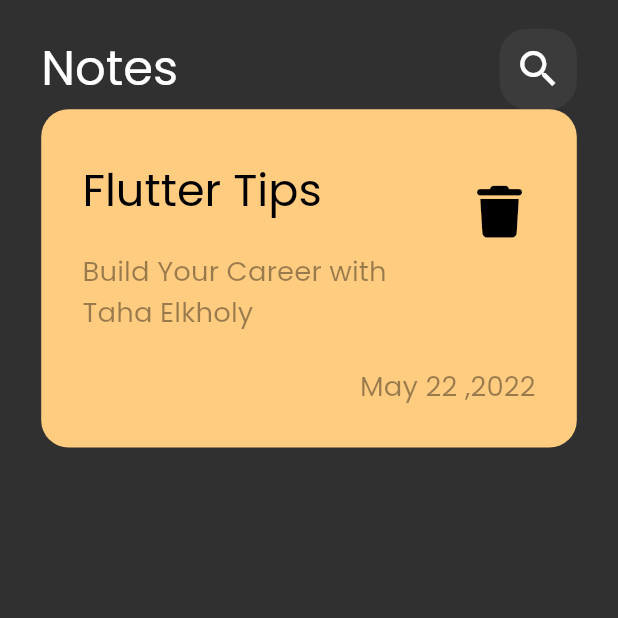
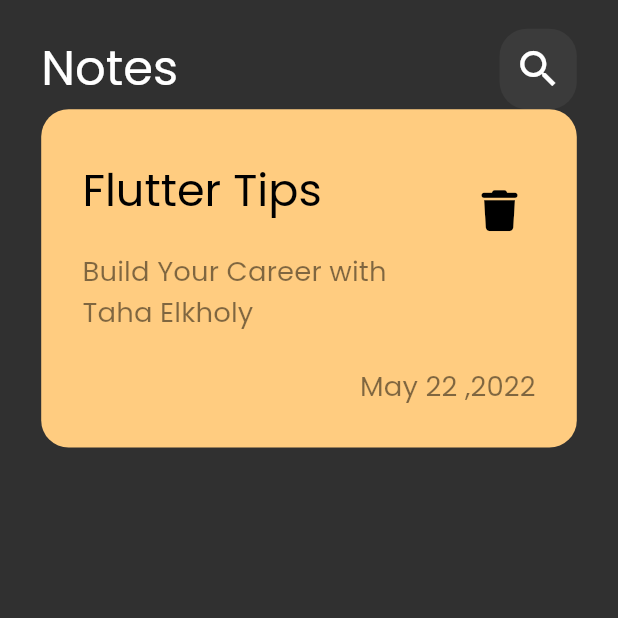
Before and after one commit to taha-elkholy/notes_app, a Flutter app: the screen it shows after launch, on a phone screen of 412 x 824 dp, the top half of it. Run offline on Flutter 3.47's test engine with Material 2 defaults, Android fonts, the phone set to English and light mode, and no system bars; our stand-ins replace flutter_screenutil, font_awesome_flutter.

Commit message:
formate note item

```diff
--- a/lib/views/widgets/note_item.dart
+++ b/lib/views/widgets/note_item.dart
@@ -38,7 +38,7 @@ class NoteItem extends StatelessWidget {
                   style: Theme.of(context)
                       .textTheme
                       .titleSmall
-                      ?.copyWith(color: Colors.black.withOpacity(0.4)),
+                      ?.copyWith(color: Colors.black.withOpacity(0.5),),
                 ),
               ),
               trailing: IconButton(
@@ -46,7 +46,7 @@ class NoteItem extends StatelessWidget {
                 icon: Icon(
                   FontAwesomeIcons.trash,
                   color: Colors.black,
-                  size: 30.sp,
+                  size: 24.sp,
                 ),
               ),
             ),
@@ -55,7 +55,7 @@ class NoteItem extends StatelessWidget {
               style: Theme.of(context)
                   .textTheme
                   .titleSmall
-                  ?.copyWith(color: Colors.black.withOpacity(0.4)),
+                  ?.copyWith(color: Colors.black.withOpacity(0.5),),
             ),
           ],
         ),
```
